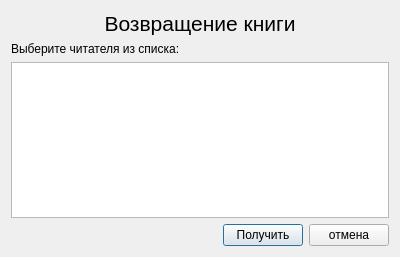
Before: the Qt Designer form give_back_dialog.ui in Charmpy/library-project, drawn with Qt 5.
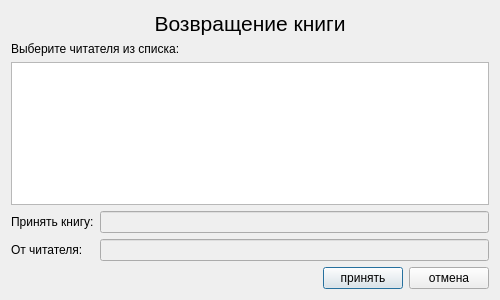
After: the same form once the commit is applied.

Commit message: 17.11.2020 BookWidget(ready) GiveWidget(ready)

```diff
--- a/give_back_dialog.ui
+++ b/give_back_dialog.ui
@@ -6,8 +6,8 @@
    <rect>
     <x>0</x>
     <y>0</y>
-    <width>400</width>
-    <height>257</height>
+    <width>500</width>
+    <height>300</height>
    </rect>
   </property>
   <property name="sizePolicy">
@@ -18,8 +18,8 @@
   </property>
   <property name="maximumSize">
    <size>
-    <width>400</width>
-    <height>257</height>
+    <width>500</width>
+    <height>300</height>
    </size>
   </property>
   <property name="windowTitle">
@@ -49,10 +49,49 @@
     </widget>
    </item>
    <item>
-    <widget class="QTableWidget" name="table"/>
+    <widget class="QTableWidget" name="name_tbl"/>
+   </item>
+   <item>
+    <layout class="QFormLayout" name="formLayout">
+     <item row="0" column="0">
+      <widget class="QLabel" name="label_3">
+       <property name="text">
+        <string>Принять книгу:</string>
+       </property>
+      </widget>
+     </item>
+     <item row="0" column="1">
+      <widget class="QLineEdit" name="book_title">
+       <property name="enabled">
+        <bool>false</bool>
+       </property>
+      </widget>
+     </item>
+     <item row="1" column="1">
+      <widget class="QLineEdit" name="user_name">
+       <property name="enabled">
+        <bool>false</bool>
+       </property>
+      </widget>
+     </item>
+     <item row="1" column="0">
+      <widget class="QLabel" name="label_5">
+       <property name="text">
+        <string>От читателя:</string>
+       </property>
+      </widget>
+     </item>
+    </layout>
    </item>
    <item>
     <layout class="QHBoxLayout" name="horizontalLayout">
+     <item>
+      <widget class="QLabel" name="error">
+       <property name="text">
+        <string/>
+       </property>
+      </widget>
+     </item>
      <item>
       <spacer name="horizontalSpacer">
        <property name="orientation">
@@ -69,7 +108,7 @@
      <item>
       <widget class="QPushButton" name="ok_btn">
        <property name="text">
-        <string>Получить</string>
+        <string>принять</string>
        </property>
       </widget>
      </item>
```
The commit also changes 3 other files.
